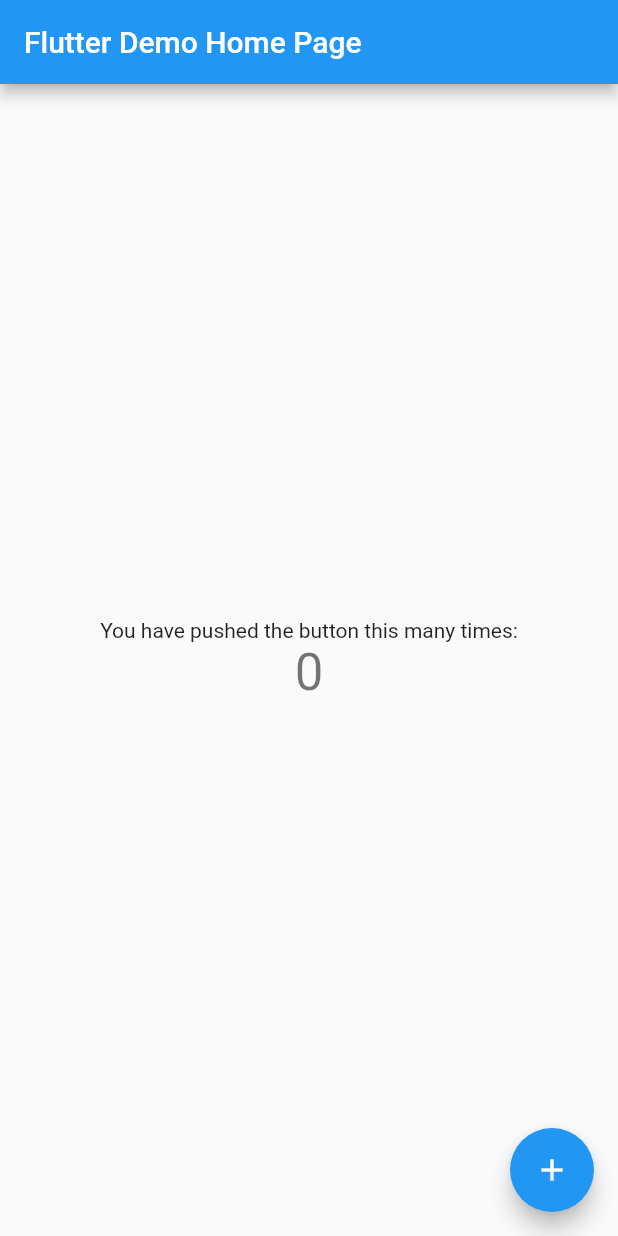
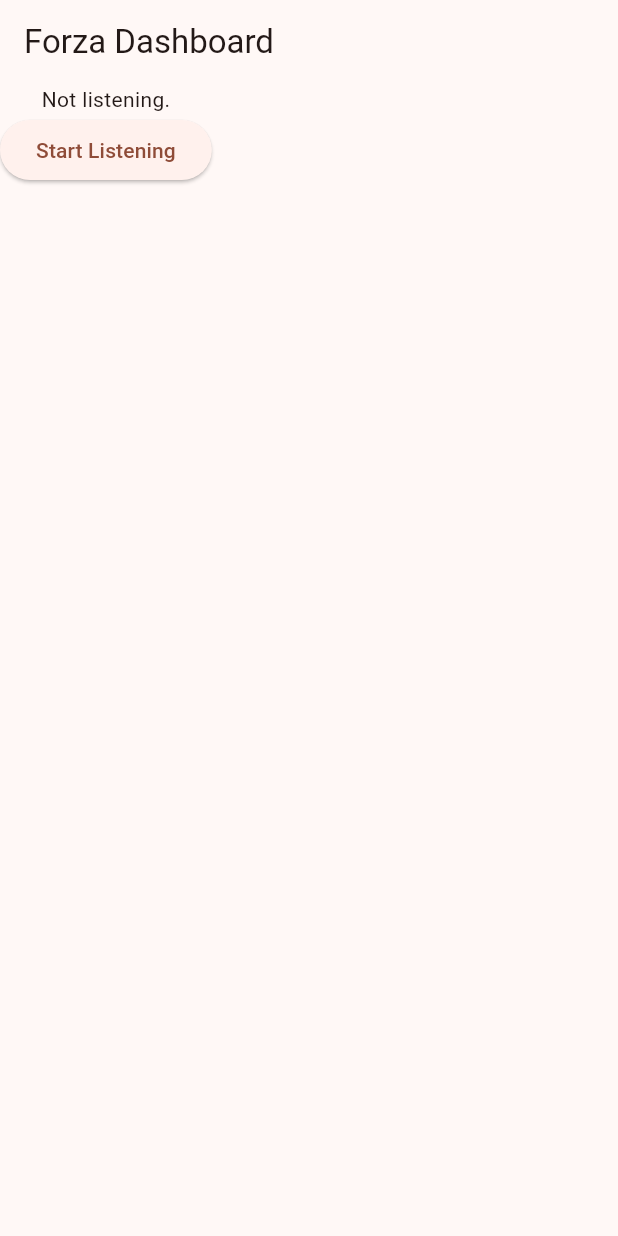
Before and after one commit to Spooky21Squid/forza-dashboard, a Flutter app: the screen it shows after launch, on a phone screen of 412 x 824 dp. Run offline on Flutter 3.47's test engine with Material 2 defaults, Android fonts, the light colour scheme and no system bars; our stand-ins replace charts_flutter.

Commit message:
Listens to port and wired up to simple button

```diff
--- a/forza_dashboard/lib/main.dart
+++ b/forza_dashboard/lib/main.dart
@@ -1,115 +1,107 @@
+import 'dart:async';
+
 import 'package:flutter/material.dart';
+import 'package:charts_flutter/flutter.dart';
+import 'dart:io';
+import 'FDP.dart';
 
 void main() {
   runApp(const MyApp());
 }
 
+
 class MyApp extends StatelessWidget {
   const MyApp({super.key});
 
-  // This widget is the root of your application.
   @override
   Widget build(BuildContext context) {
     return MaterialApp(
-      title: 'Flutter Demo',
+      title: 'forza Dashboard',
       theme: ThemeData(
-        // This is the theme of your application.
-        //
-        // Try running your application with "flutter run". You'll see the
-        // application has a blue toolbar. Then, without quitting the app, try
-        // changing the primarySwatch below to Colors.green and then invoke
-        // "hot reload" (press "r" in the console where you ran "flutter run",
-        // or simply save your changes to "hot reload" in a Flutter IDE).
-        // Notice that the counter didn't reset back to zero; the application
-        // is not restarted.
-        primarySwatch: Colors.blue,
+        useMaterial3: true,
+        colorScheme: ColorScheme.fromSeed(seedColor: Colors.deepOrange),
       ),
-      home: const MyHomePage(title: 'Flutter Demo Home Page'),
+      home: Home(),
     );
   }
 }
 
-class MyHomePage extends StatefulWidget {
-  const MyHomePage({super.key, required this.title});
 
-  // This widget is the home page of your application. It is stateful, meaning
-  // that it has a State object (defined below) that contains fields that affect
-  // how it looks.
-
-  // This class is the configuration for the state. It holds the values (in this
-  // case the title) provided by the parent (in this case the App widget) and
-  // used by the build method of the State. Fields in a Widget subclass are
-  // always marked "final".
-
-  final String title;
+class Home extends StatefulWidget {
+  const Home({super.key});
 
   @override
-  State<MyHomePage> createState() => _MyHomePageState();
+  State<Home> createState() => _HomeState();
 }
 
-class _MyHomePageState extends State<MyHomePage> {
-  int _counter = 0;
+class _HomeState extends State<Home> {
 
-  void _incrementCounter() {
-    setState(() {
-      // This call to setState tells the Flutter framework that something has
-      // changed in this State, which causes it to rerun the build method below
-      // so that the display can reflect the updated values. If we changed
-      // _counter without calling setState(), then the build method would not be
-      // called again, and so nothing would appear to happen.
-      _counter++;
+  var defaultMessage = "Hello, this is Forza Dashboard";
+  var changedMessage = "Button pressed!";
+  bool listening = false;
+  final InternetAddress internetAddress = InternetAddress.anyIPv4;
+  final port = 65432;
+  late RawDatagramSocket socket;  // Socket to be used to receive forza udp data
+  late Stream<RawSocketEvent> broadcastStream;  // broadcast stream that will contain the stream of data
+  var streamCreated = false;
+  late StreamSubscription<RawSocketEvent> listener;  // The listener stream that will trigger events
+
+  // creates the stream and socket
+  void createStream() async {
+    print("Creating stream...");
+    socket = await RawDatagramSocket.bind(internetAddress, port);
+    broadcastStream = socket.asBroadcastStream(
+    onCancel: (controller) {
+      print("Stream paused");
+      controller.pause();
+    },
+    onListen: (controller) async {
+      if (controller.isPaused) {
+        print("Stream resumed");
+        controller.resume();
+      }
+    },);
+    print("Broadcast Stream created! Listening on ${internetAddress.address}:$port");
+    streamCreated = true;
+    listener = createListener();
+  }
+
+  StreamSubscription<RawSocketEvent> createListener() {
+    return broadcastStream.listen((event) {
+      Datagram? datagram = socket.receive();
+      if (datagram == null) return;
+      var fdp = FDP(datagram.data);
+      if (fdp.isRaceOn == 1 && listening) print(1);
     });
   }
 
   @override
+  void initState() {
+    super.initState();
+    print("In initState");
+    createStream();
+  }
+
+  @override
   Widget build(BuildContext context) {
-    // This method is rerun every time setState is called, for instance as done
-    // by the _incrementCounter method above.
-    //
-    // The Flutter framework has been optimized to make rerunning build methods
-    // fast, so that you can just rebuild anything that needs updating rather
-    // than having to individually change instances of widgets.
+
     return Scaffold(
       appBar: AppBar(
-        // Here we take the value from the MyHomePage object that was created by
-        // the App.build method, and use it to set our appbar title.
-        title: Text(widget.title),
+        title: Text("Forza Dashboard"),
       ),
-      body: Center(
-        // Center is a layout widget. It takes a single child and positions it
-        // in the middle of the parent.
-        child: Column(
-          // Column is also a layout widget. It takes a list of children and
-          // arranges them vertically. By default, it sizes itself to fit its
-          // children horizontally, and tries to be as tall as its parent.
-          //
-          // Invoke "debug painting" (press "p" in the console, choose the
-          // "Toggle Debug Paint" action from the Flutter Inspector in Android
-          // Studio, or the "Toggle Debug Paint" command in Visual Studio Code)
-          // to see the wireframe for each widget.
-          //
-          // Column has various properties to control how it sizes itself and
-          // how it positions its children. Here we use mainAxisAlignment to
-          // center the children vertically; the main axis here is the vertical
-          // axis because Columns are vertical (the cross axis would be
-          // horizontal).
-          mainAxisAlignment: MainAxisAlignment.center,
-          children: <Widget>[
-            const Text(
-              'You have pushed the button this many times:',
-            ),
-            Text(
-              '$_counter',
-              style: Theme.of(context).textTheme.headlineMedium,
-            ),
-          ],
-        ),
+      body: Column(
+        children: [
+          Text(listening ? "Listening..." : "Not listening."),
+          ElevatedButton(
+            onPressed: () {
+              setState(() {
+                listening = !listening;
+              });
+            },
+            child: Text("Start Listening"),
+          )
+        ],
       ),
-      floatingActionButton: FloatingActionButton(
-        onPressed: _incrementCounter,
-        tooltip: 'Increment',
-        child: const Icon(Icons.add),
-      ), // This trailing comma makes auto-formatting nicer for build methods.
     );
   }
 }
--- a/forza_dashboard/pubspec.yaml
+++ b/forza_dashboard/pubspec.yaml
@@ -31,6 +31,8 @@
   flutter:
     sdk: flutter
 
+  provider: ^6.0.0
+  charts_flutter: ^0.12.0
 
   # The following adds the Cupertino Icons font to your application.
   # Use with the CupertinoIcons class for iOS style icons.
```
Also changed, not shown: forza_dashboard/analysis_options.yaml (+7 -0 lines), forza_dashboard/pubspec.lock.
